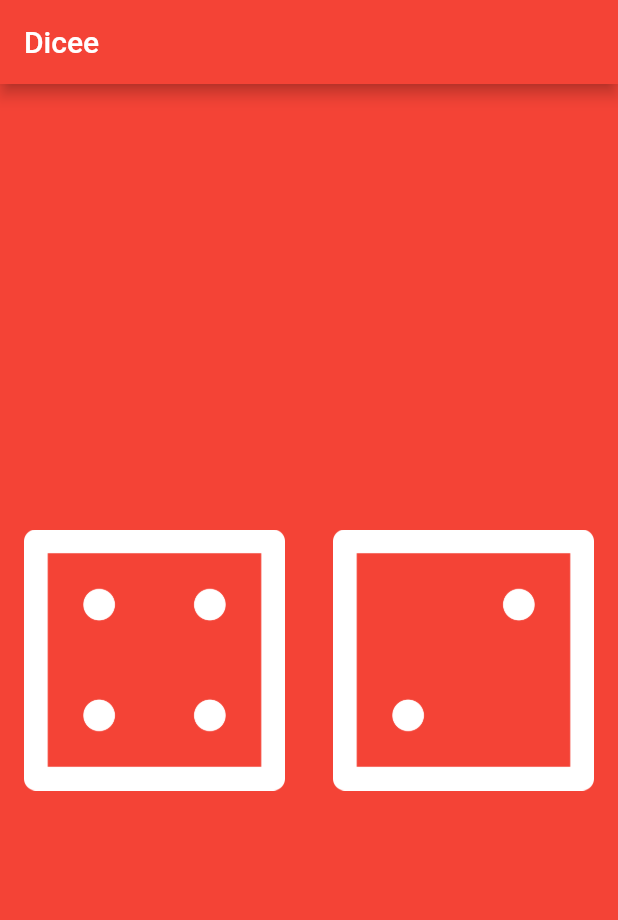
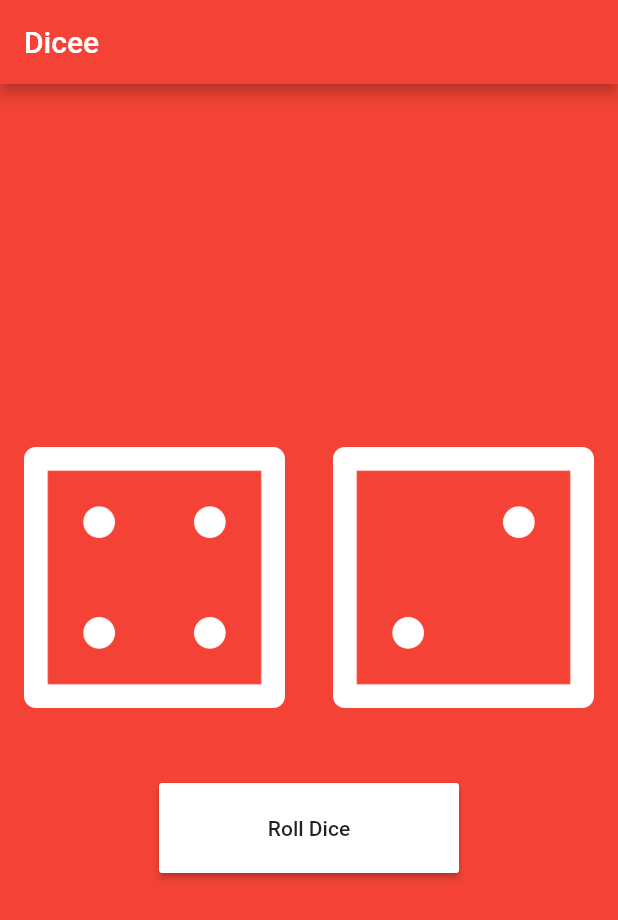
Before and after one commit to fionicholas/roll-dice-flutter, a Flutter app: the screen it shows after launch, on a phone screen of 412 x 824 dp. Shown: the top 920 px of the screen. Run offline on Flutter 3.47's test engine with Material 2 defaults, Android fonts, the phone set to English and light mode, and no system bars.

Commit message:
add library dart mart and button random to roll dice

```diff
--- a/lib/main.dart
+++ b/lib/main.dart
@@ -1,4 +1,5 @@
 import 'package:flutter/material.dart';
+import 'dart:math';
 
 void main() {
   return runApp(
@@ -15,14 +16,20 @@ void main() {
   );
 }
 
-class DicePage extends StatelessWidget {
+class DicePage extends StatefulWidget {
+  @override
+  _DicePageState createState() => _DicePageState();
+}
+
+class _DicePageState extends State<DicePage> {
+  var leftDiceNumber = 4;
+  var rightDiceNumber = 2;
   @override
   Widget build(BuildContext context) {
-
-    var leftDiceNumber = 4;
-
-    return Center(
-      child: Row(
+    return Column(
+      mainAxisAlignment: MainAxisAlignment.center,
+      children: <Widget>[
+        Row(
           children: <Widget>[
             Expanded(
               child: FlatButton(
@@ -37,11 +44,33 @@ class DicePage extends StatelessWidget {
                 onPressed: () {
                   print('right button pressed');
                 },
-                child: Image.asset('images/dice2.png'),
+                child: Image.asset('images/dice$rightDiceNumber.png'),
               ),
             )
           ],
         ),
+        SizedBox(
+          height: 50.0,
+        ),
+        ButtonTheme(
+          buttonColor: Colors.white,
+          minWidth: 200.0,
+          height: 60.0,
+          child: RaisedButton(
+            onPressed: () {
+              setState(() {
+                randomDice();
+              });
+            },
+            child: Text('Roll Dice'),
+          ),
+        )
+      ],
     );
   }
+
+  void randomDice() {
+    leftDiceNumber = Random().nextInt(6) + 1;
+    rightDiceNumber = Random().nextInt(6) + 1;
   }
+}
```
Lines whose indentation alone changed are shown as unchanged.
